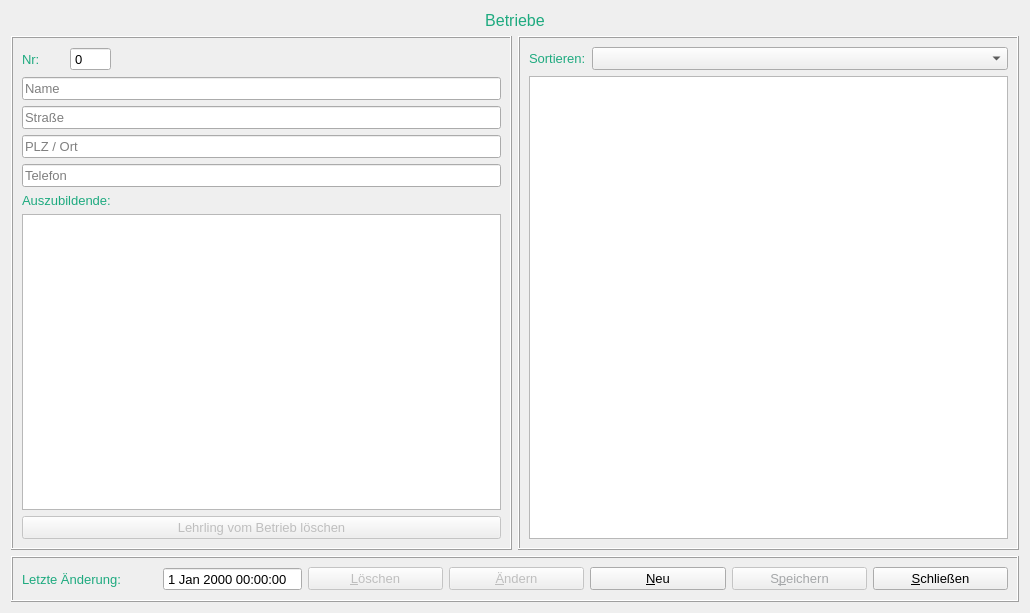
First picture: the form in formcompany.ui, repository fasa1964/fshkkap, before the edit.
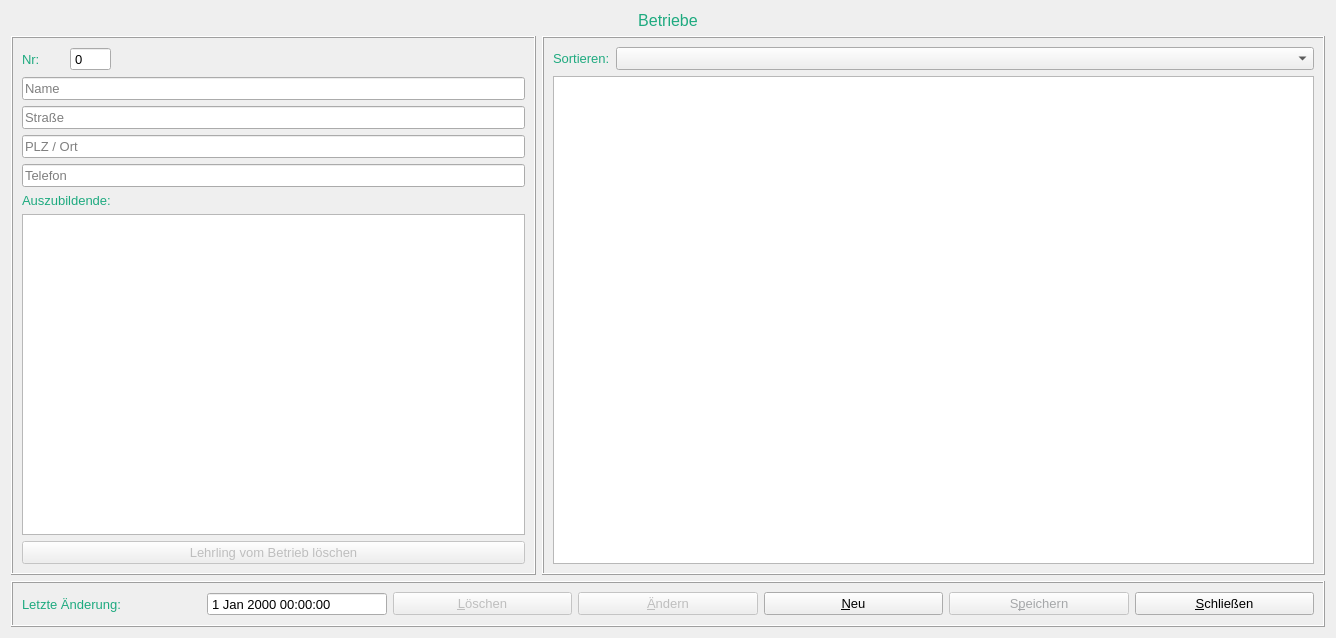
Second picture: the form after the edit.

What changed in the file:
```diff
--- a/formcompany.ui
+++ b/formcompany.ui
@@ -6,8 +6,8 @@
    <rect>
     <x>0</x>
     <y>0</y>
-    <width>1030</width>
-    <height>613</height>
+    <width>1336</width>
+    <height>638</height>
    </rect>
   </property>
   <property name="font">
@@ -19,8 +19,23 @@
    <string>Form</string>
   </property>
   <layout class="QGridLayout" name="gridLayout_3">
-   <item row="0" column="0" colspan="2">
-    <widget class="QLabel" name="label">
+   <item row="1" column="2">
+    <widget class="QFrame" name="frame">
+     <property name="sizePolicy">
+      <sizepolicy hsizetype="Preferred" vsizetype="Preferred">
+       <horstretch>0</horstretch>
+       <verstretch>0</verstretch>
+      </sizepolicy>
+     </property>
+     <property name="frameShape">
+      <enum>QFrame::Box</enum>
+     </property>
+     <property name="frameShadow">
+      <enum>QFrame::Raised</enum>
+     </property>
+     <layout class="QGridLayout" name="gridLayout_2">
+      <item row="0" column="0">
+       <widget class="QLabel" name="label_5">
      <property name="palette">
       <palette>
        <active>
@@ -58,23 +73,41 @@
        </disabled>
       </palette>
      </property>
-     <property name="font">
-      <font>
-       <pointsize>12</pointsize>
-       <weight>50</weight>
-       <bold>false</bold>
-      </font>
-     </property>
      <property name="text">
-      <string>Betriebe</string>
-     </property>
-     <property name="alignment">
-      <set>Qt::AlignCenter</set>
+         <string>Sortieren:</string>
+        </property>
+       </widget>
+      </item>
+      <item row="0" column="1">
+       <widget class="QComboBox" name="sortBox">
+        <property name="sizePolicy">
+         <sizepolicy hsizetype="Expanding" vsizetype="Fixed">
+          <horstretch>0</horstretch>
+          <verstretch>0</verstretch>
+         </sizepolicy>
      </property>
     </widget>
    </item>
-   <item row="1" column="0">
+      <item row="1" column="0" colspan="2">
+       <widget class="QTableWidget" name="companyTableWidget"/>
+      </item>
+     </layout>
+    </widget>
+   </item>
+   <item row="1" column="0" colspan="2">
     <widget class="QFrame" name="frame_2">
+     <property name="sizePolicy">
+      <sizepolicy hsizetype="Preferred" vsizetype="Preferred">
+       <horstretch>0</horstretch>
+       <verstretch>0</verstretch>
+      </sizepolicy>
+     </property>
+     <property name="minimumSize">
+      <size>
+       <width>525</width>
+       <height>0</height>
+      </size>
+     </property>
      <property name="frameShape">
       <enum>QFrame::Box</enum>
      </property>
@@ -240,82 +273,7 @@
      </layout>
     </widget>
    </item>
-   <item row="1" column="1">
-    <widget class="QFrame" name="frame">
-     <property name="sizePolicy">
-      <sizepolicy hsizetype="Expanding" vsizetype="Preferred">
-       <horstretch>0</horstretch>
-       <verstretch>0</verstretch>
-      </sizepolicy>
-     </property>
-     <property name="frameShape">
-      <enum>QFrame::Box</enum>
-     </property>
-     <property name="frameShadow">
-      <enum>QFrame::Raised</enum>
-     </property>
-     <layout class="QGridLayout" name="gridLayout_2">
-      <item row="0" column="0">
-       <widget class="QLabel" name="label_5">
-        <property name="palette">
-         <palette>
-          <active>
-           <colorrole role="WindowText">
-            <brush brushstyle="SolidPattern">
-             <color alpha="255">
-              <red>30</red>
-              <green>170</green>
-              <blue>127</blue>
-             </color>
-            </brush>
-           </colorrole>
-          </active>
-          <inactive>
-           <colorrole role="WindowText">
-            <brush brushstyle="SolidPattern">
-             <color alpha="255">
-              <red>30</red>
-              <green>170</green>
-              <blue>127</blue>
-             </color>
-            </brush>
-           </colorrole>
-          </inactive>
-          <disabled>
-           <colorrole role="WindowText">
-            <brush brushstyle="SolidPattern">
-             <color alpha="255">
-              <red>165</red>
-              <green>167</green>
-              <blue>169</blue>
-             </color>
-            </brush>
-           </colorrole>
-          </disabled>
-         </palette>
-        </property>
-        <property name="text">
-         <string>Sortieren:</string>
-        </property>
-       </widget>
-      </item>
-      <item row="0" column="1">
-       <widget class="QComboBox" name="sortBox">
-        <property name="sizePolicy">
-         <sizepolicy hsizetype="Expanding" vsizetype="Fixed">
-          <horstretch>0</horstretch>
-          <verstretch>0</verstretch>
-         </sizepolicy>
-        </property>
-       </widget>
-      </item>
-      <item row="1" column="0" colspan="2">
-       <widget class="QTableWidget" name="companyTableWidget"/>
-      </item>
-     </layout>
-    </widget>
-   </item>
-   <item row="2" column="0" colspan="2">
+   <item row="2" column="0" colspan="3">
     <widget class="QFrame" name="frame_3">
      <property name="frameShape">
       <enum>QFrame::Box</enum>
@@ -462,6 +420,60 @@
      </layout>
     </widget>
    </item>
+   <item row="0" column="0" colspan="3">
+    <widget class="QLabel" name="label">
+     <property name="palette">
+      <palette>
+       <active>
+        <colorrole role="WindowText">
+         <brush brushstyle="SolidPattern">
+          <color alpha="255">
+           <red>30</red>
+           <green>170</green>
+           <blue>127</blue>
+          </color>
+         </brush>
+        </colorrole>
+       </active>
+       <inactive>
+        <colorrole role="WindowText">
+         <brush brushstyle="SolidPattern">
+          <color alpha="255">
+           <red>30</red>
+           <green>170</green>
+           <blue>127</blue>
+          </color>
+         </brush>
+        </colorrole>
+       </inactive>
+       <disabled>
+        <colorrole role="WindowText">
+         <brush brushstyle="SolidPattern">
+          <color alpha="255">
+           <red>165</red>
+           <green>167</green>
+           <blue>169</blue>
+          </color>
+         </brush>
+        </colorrole>
+       </disabled>
+      </palette>
+     </property>
+     <property name="font">
+      <font>
+       <pointsize>12</pointsize>
+       <weight>50</weight>
+       <bold>false</bold>
+      </font>
+     </property>
+     <property name="text">
+      <string>Betriebe</string>
+     </property>
+     <property name="alignment">
+      <set>Qt::AlignCenter</set>
+     </property>
+    </widget>
+   </item>
   </layout>
  </widget>
  <tabstops>
```
Lines whose indentation alone changed are shown as unchanged.
